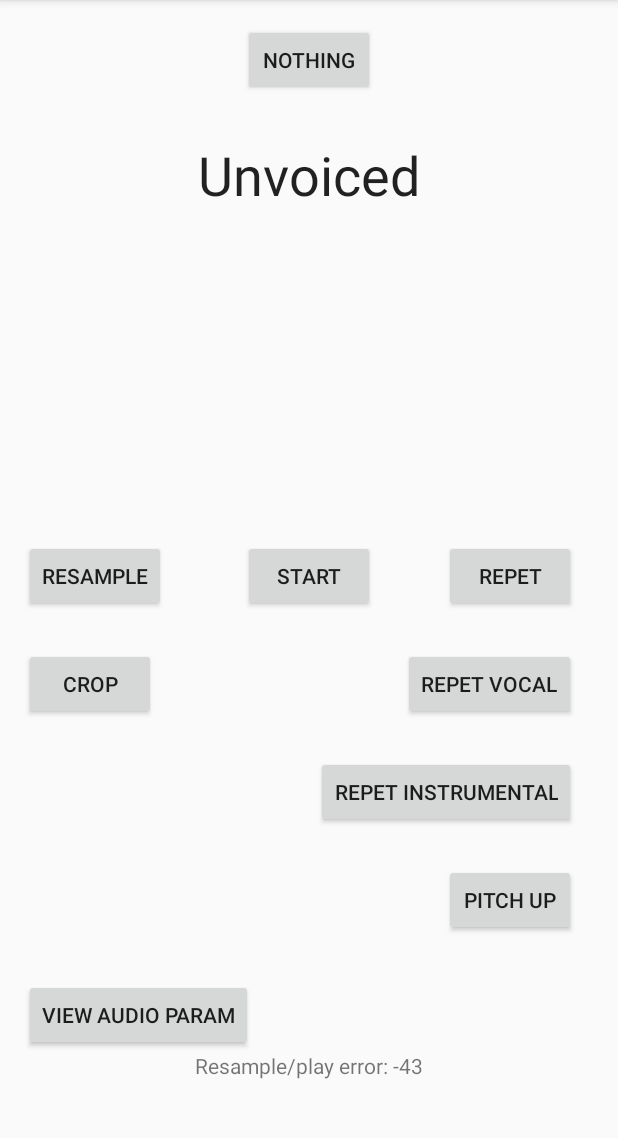
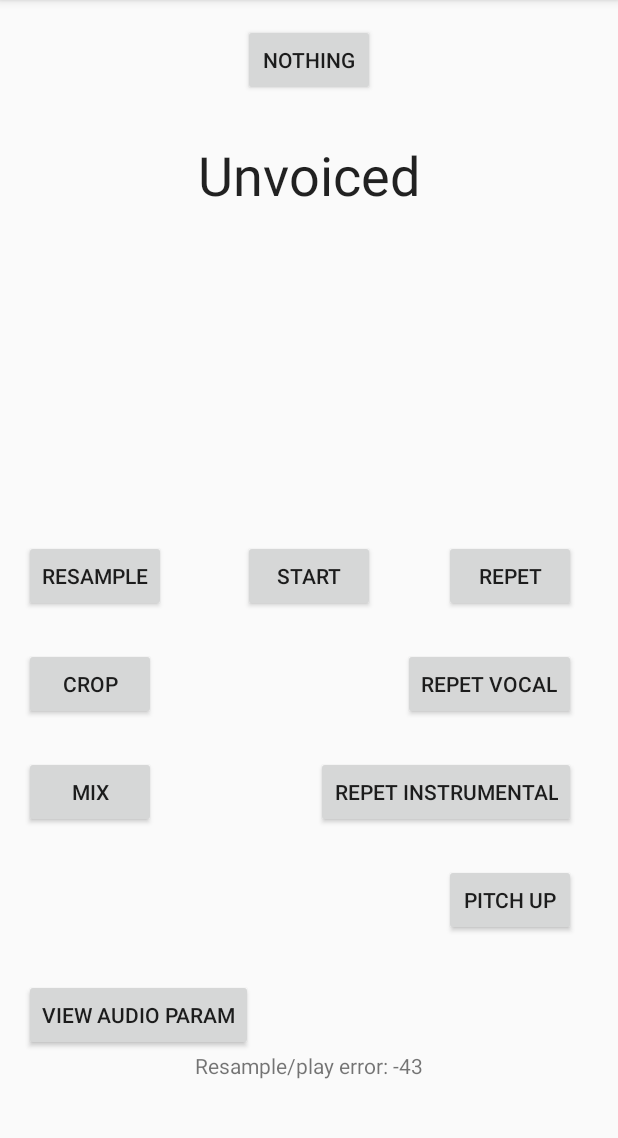
Before and after one commit to Aiden-Sirotkine/ECE420_Final_Project, an Android app: the screen it shows after launch (MainActivity), after a tap on "RESAMPLE", on a phone screen of 412 x 824 dp, the part 84-1222 px from its top. Run offline under Robolectric (Android 15) with nearby library versions, the phone set to English and light mode, and no system bars; 4 statements that could not run were skipped; 1 other tap on this screen came first.

Commit message:
added mixing functionality

```diff
--- a/app/src/main/res/layout/activity_main.xml
+++ b/app/src/main/res/layout/activity_main.xml
@@ -43,6 +43,18 @@
         android:layout_marginTop="24dp"
         android:onClick="REPETVocalClick"
         android:text="Crop" />
+
+    <Button
+        android:id="@+id/mix_button"
+        android:layout_width="wrap_content"
+        android:layout_height="wrap_content"
+        android:layout_below="@id/crop_button"
+        android:layout_alignParentEnd="false"
+        android:layout_centerVertical="true"
+        android:layout_marginEnd="12dp"
+        android:layout_marginTop="24dp"
+        android:onClick="REPETVocalClick"
+        android:text="Mix" />
 
     <Button
         android:id="@+id/repet"
```
Also changed, not shown: app/src/main/java/com/ece420/lab4/MainActivity.java (+78 -0 lines), 1 other file.
